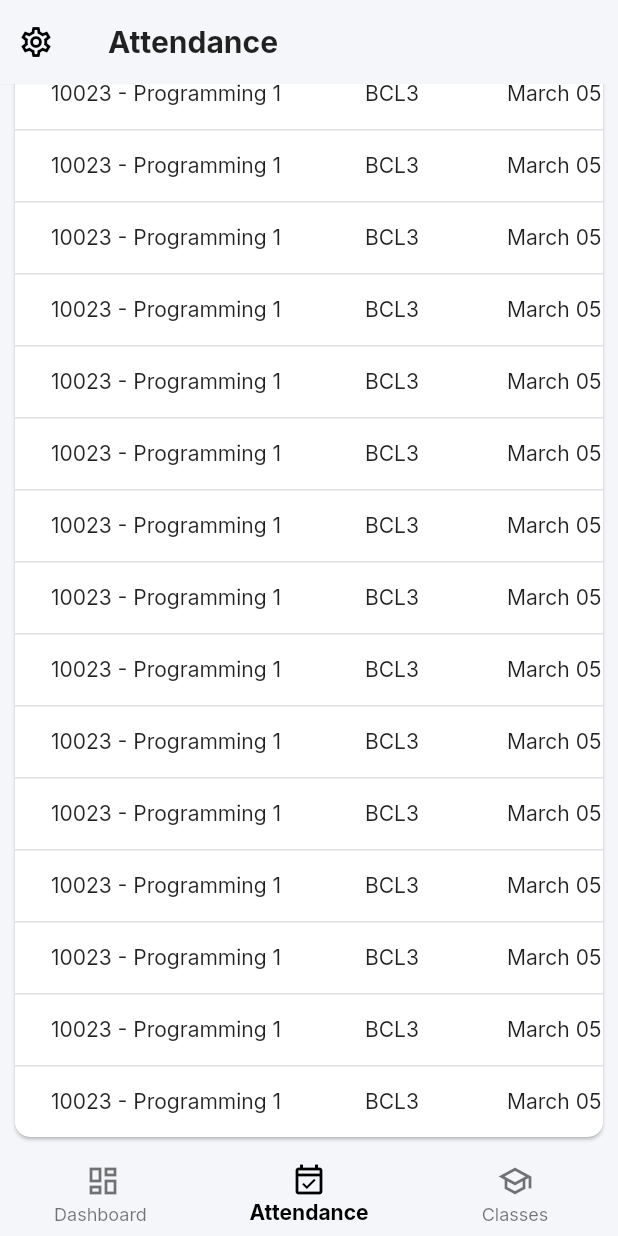
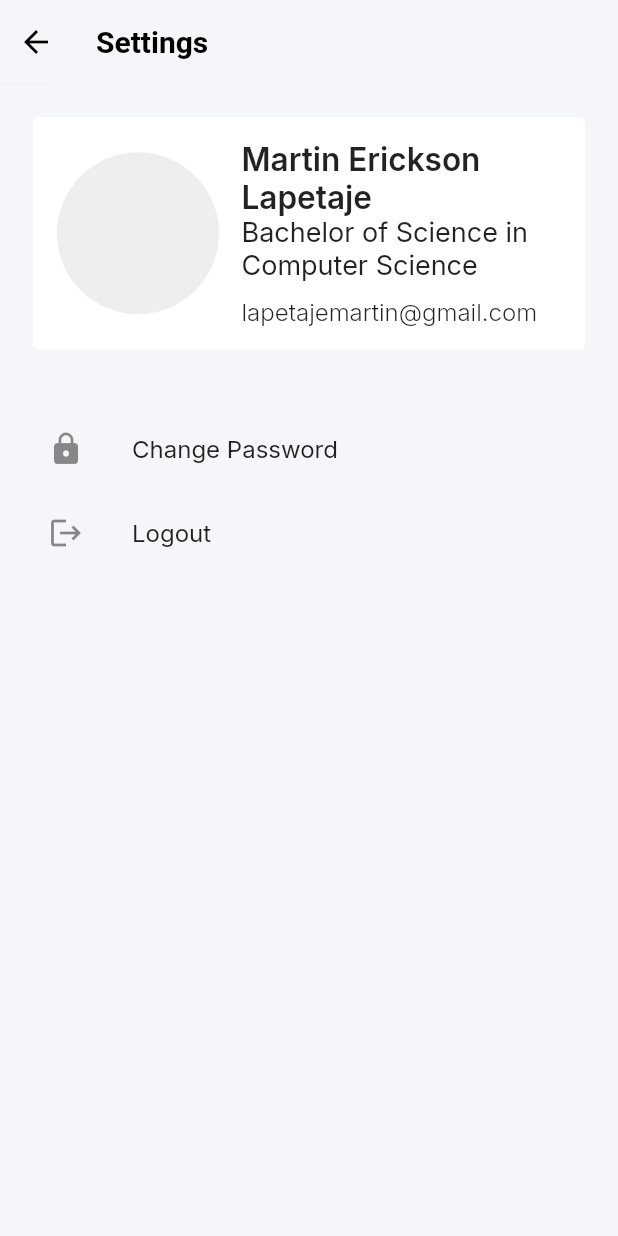
Before and after one commit to Adotac/SAMIDS-Project, a Flutter app: the StudentAttendance screen opened by its route, scrolled down 436 dp, after a tap on the "settings" icon, on a phone screen of 412 x 824 dp. Run offline on Flutter 3.47's test engine with Material 2 defaults, Android fonts, the phone set to English and light mode, and no system bars; our stand-ins replace date_format, dio, get_it, google_fonts; accounts and stored records are empty.

Commit message:
Add settings page mobile

```diff
--- a/_flutter src-code/lib/app.dart
+++ b/_flutter src-code/lib/app.dart
@@ -6,6 +6,7 @@ import 'package:samids_web_app/src/controllers/student.controller.dart';
 
 import 'package:samids_web_app/src/screen/my_app.dart';
 import 'package:samids_web_app/src/screen/page_not_found.dart';
+import 'package:samids_web_app/src/screen/settings.dart';
 import 'package:samids_web_app/src/screen/student/attendance.dart';
 import 'package:samids_web_app/src/screen/student/classes.dart';
 import 'package:samids_web_app/src/screen/student/dashboard.dart';
@@ -107,6 +108,8 @@ class MyApp extends StatelessWidget {
                     builder: (_) => StudentAttendance(
                           studentController: StudentController.instance,
                         ));
+              case SettingsPage.routeName:
+                return MaterialPageRoute(builder: (_) => SettingsPage());
               case LoginScreen.routeName:
                 return MaterialPageRoute(builder: (_) => LoginScreen());
               case StudentClasses.routeName:
--- a/_flutter src-code/lib/src/auth/login.dart
+++ b/_flutter src-code/lib/src/auth/login.dart
@@ -155,6 +155,8 @@ class LoginScreen extends StatelessWidget {
   Widget _buildMobileView(BuildContext context) {
     return Stack(
       children: [
+        Container(
+            color: Colors.white), // Add this line to set a white background
         backgroundImageMobile,
         Scaffold(
           backgroundColor: Colors.transparent,
--- /dev/null
+++ b/_flutter src-code/lib/src/screen/settings.dart
@@ -0,0 +1,99 @@
+import 'package:flutter/material.dart';
+import 'package:samids_web_app/src/screen/page_not_found.dart';
+import 'package:samids_web_app/src/widgets/student_info_card.dart';
+
+import '../widgets/mobile_view.dart';
+
+class SettingsPage extends StatelessWidget {
+  static const routeName = '/settings';
+
+  SettingsPage({Key? key}) : super(key: key);
+
+  Widget _buildUserInformation(BuildContext context) {
+    return Padding(
+      padding: const EdgeInsets.all(16.0),
+      child: StudentInfoCard(),
+    );
+  }
+
+  Widget _buildSettingsList(BuildContext context) {
+    return Padding(
+      padding: const EdgeInsets.all(16.0),
+      child: Column(
+        crossAxisAlignment: CrossAxisAlignment.start,
+        children: [
+          ListTile(
+            leading: Icon(Icons.lock),
+            title: Text('Change Password'),
+            onTap: () {
+              showDialog(
+                context: context,
+                builder: (BuildContext context) {
+                  return AlertDialog(
+                    title: const Text('Change Password'),
+                    content: const Text(
+                        'An email has been sent to your registered email address with instructions on how to change your password.'),
+                    actions: [
+                      TextButton(
+                        child: const Text('Close'),
+                        onPressed: () {
+                          Navigator.of(context).pop();
+                        },
+                      ),
+                    ],
+                  );
+                },
+              );
+            },
+          ),
+          ListTile(
+            leading: Icon(Icons.logout),
+            title: Text('Logout'),
+            onTap: () {
+              // Implement the logout functionality here
+            },
+          ),
+        ],
+      ),
+    );
+  }
+
+  @override
+  Widget build(BuildContext context) {
+    return LayoutBuilder(builder: (lbCon, BoxConstraints constraints) {
+      if (constraints.maxWidth <= 450) {
+        return MobileView(
+          showBottomNavBar: false,
+          appBarOnly: true,
+          currentIndex: 1, // Assuming settings page has index 3
+          appBarTitle: "Settings",
+          userName: "",
+          body: SingleChildScrollView(
+            child: Column(
+              crossAxisAlignment: CrossAxisAlignment.start,
+              children: [
+                _buildUserInformation(context),
+                _buildSettingsList(context),
+              ],
+            ),
+          ),
+        );
+      } else {
+        return Scaffold(
+          appBar: AppBar(
+            title: const Text("Settings"),
+          ),
+          body: SingleChildScrollView(
+            child: Column(
+              crossAxisAlignment: CrossAxisAlignment.start,
+              children: [
+                _buildUserInformation(context),
+                _buildSettingsList(context),
+              ],
+            ),
+          ),
+        );
+      }
+    });
+  }
+}
--- a/_flutter src-code/lib/src/screen/student/attendance.dart
+++ b/_flutter src-code/lib/src/screen/student/attendance.dart
@@ -164,7 +164,6 @@ class StudentAttendance extends StatelessWidget {
           borderRadius: BorderRadius.circular(5),
           border: Border.all(color: Colors.grey, width: 1)),
       child: TextField(
-        autofocus: true,
         onSubmitted: (_textEditingController) {
           if (kDebugMode) {
             print(_textEditingController.toString());
--- a/_flutter src-code/lib/src/widgets/mobile_view.dart
+++ b/_flutter src-code/lib/src/widgets/mobile_view.dart
@@ -1,6 +1,7 @@
 import 'package:flutter/material.dart';
 import 'package:samids_web_app/src/screen/page_not_found.dart';
 
+import '../screen/settings.dart';
 import '../screen/student/attendance.dart';
 import '../screen/student/classes.dart';
 import '../screen/student/dashboard.dart';
@@ -11,15 +12,17 @@ class MobileView extends StatefulWidget {
   final String userName;
   bool showBottomNavBar;
   bool showAppBar;
+  bool appBarOnly;
   final int currentIndex;
   MobileView({
     Key? key,
     required this.body,
     required this.appBarTitle,
+    required this.currentIndex,
     this.userName = '',
     this.showBottomNavBar = true,
     this.showAppBar = true,
-    required this.currentIndex,
+    this.appBarOnly = false,
   }) : super(key: key);
 
   @override
@@ -128,13 +131,21 @@ class _MobileViewState extends State<MobileView> {
         visible: widget.showBottomNavBar,
         child: _buildBottomNavigationBar(context, widget.currentIndex),
       ),
-      body: !widget.showAppBar
+      appBar: widget.appBarOnly
+          ? AppBar(
+              leadingWidth: 48,
+              title: Text(widget.appBarTitle),
+            )
+          : null,
+      body: (!widget.showAppBar || widget.appBarOnly)
           ? widget.body
           : CustomScrollView(
               slivers: [
                 SliverAppBar(
                   leading: IconButton(
-                    onPressed: () {},
+                    onPressed: () {
+                      Navigator.of(context).pushNamed(SettingsPage.routeName);
+                    },
                     icon: const Icon(Icons.settings_outlined),
                   ),
                   leadingWidth: 48,
--- a/_flutter src-code/lib/src/widgets/student_info_card.dart
+++ b/_flutter src-code/lib/src/widgets/student_info_card.dart
@@ -6,10 +6,10 @@ class StudentInfoCard extends StatelessWidget {
 
   @override
   Widget build(BuildContext context) {
-    return CardSmall(
-      isShadow: false,
-      title: "",
-      flexValue: 0,
+    return Card(
+      elevation: 0,
+      child: Padding(
+        padding: const EdgeInsets.all(16),
         child: Row(
           children: [
             CircleAvatar(
@@ -19,7 +19,8 @@ class StudentInfoCard extends StatelessWidget {
             const SizedBox(
               width: 15,
             ),
-          Column(
+            Expanded(
+              child: Column(
                 crossAxisAlignment: CrossAxisAlignment.start,
                 children: [
                   const Text(
@@ -48,7 +49,9 @@ class StudentInfoCard extends StatelessWidget {
                   ),
                 ],
               ),
+            ),
           ],
+        ),
       ),
     );
   }
```
Lines whose indentation alone changed are shown as unchanged.
